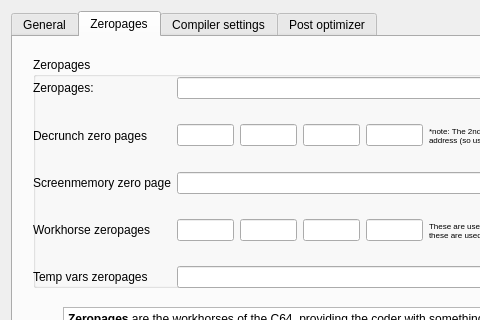
Above: source/dialogprojectsettings.ui from leuat/TRSE before the change; both pictures show x 0 to 480 and y 0 to 320 of the 729 by 555 pixel window. Below: the same form after it.
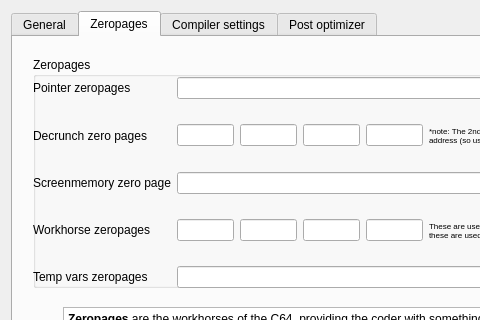
That is the form after the change.

```diff
--- a/source/dialogprojectsettings.ui
+++ b/source/dialogprojectsettings.ui
@@ -405,7 +405,7 @@
               <string>These are the zeropages that will be used when declaring &quot;pointers&quot;</string>
              </property>
              <property name="text">
-              <string>Zeropages:</string>
+              <string>Pointer zeropages</string>
              </property>
             </widget>
            </item>
```
